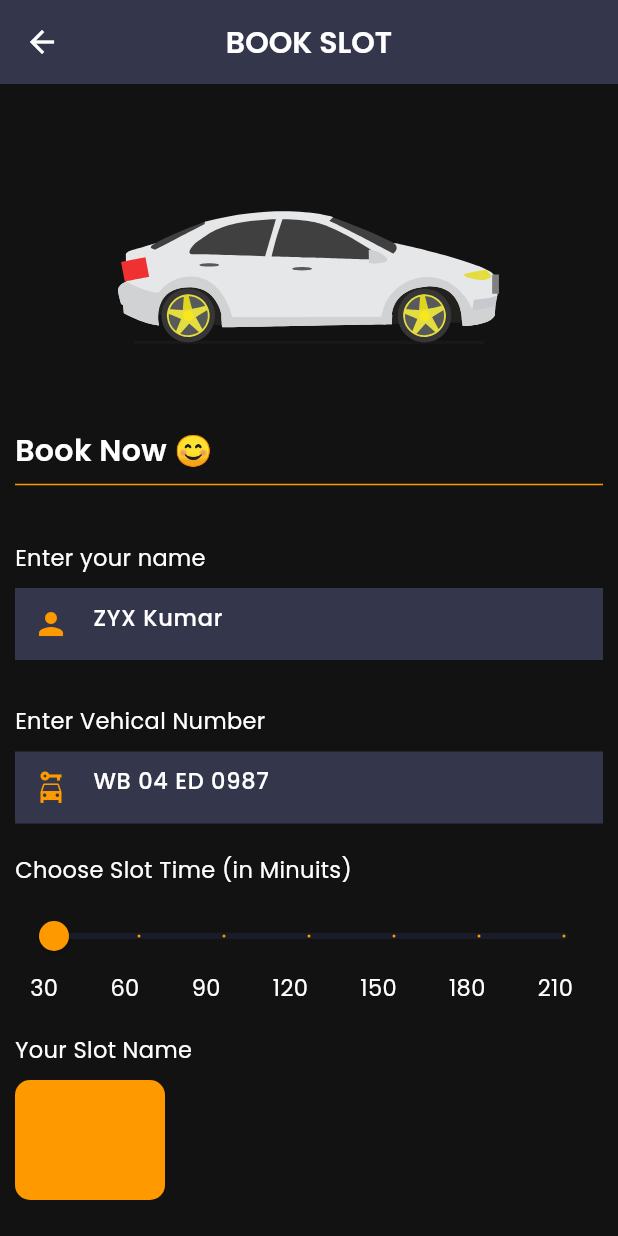
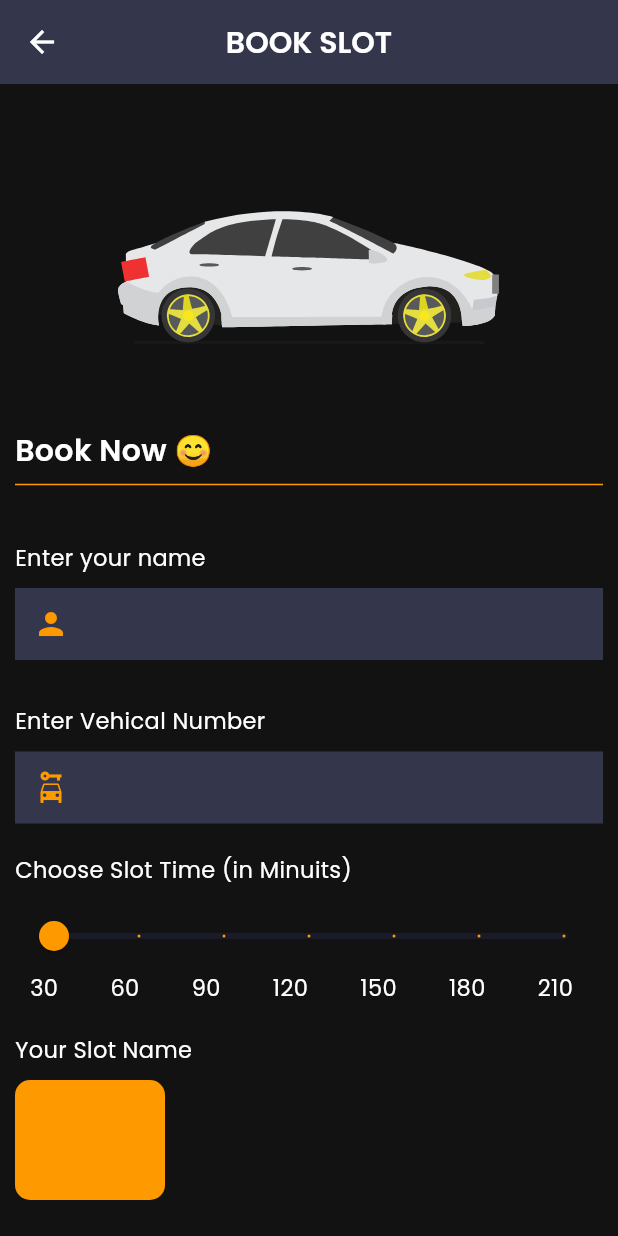
Before and after one commit to MrNitishroy/Car-Parking-System, a Flutter app: the BookingPage screen opened directly with empty values, on a phone screen of 412 x 824 dp. Run offline on Flutter 3.47's test engine with Material 3 defaults, Android fonts, the phone set to English and light mode, and no system bars; our stand-ins replace chewie, cloud_firestore, firebase_auth, firebase_core, flutter_svg, fluttertoast and 4 more; missing offline and left inert: another_dashed_container; accounts and stored records are empty.

Commit message:
Rename hint text and respell parking time

```diff
--- a/lib/Pages/BookingPage/BookingPage.dart
+++ b/lib/Pages/BookingPage/BookingPage.dart
@@ -83,7 +83,7 @@ class BookingPage extends StatelessWidget {
                           Icons.person,
                           color: Theme.of(context).colorScheme.primary,
                         ),
-                        hintText: "ZYX Kumar",
+                        hintText: " ",
                       ),
                     ),
                   )
@@ -112,7 +112,7 @@ class BookingPage extends StatelessWidget {
                           Icons.car_rental,
                           color: Theme.of(context).colorScheme.primary,
                         ),
-                        hintText: "WB 04 ED 0987",
+                        hintText: " ",
                       ),
                     ),
                   )
--- a/lib/Pages/ProfilePage/ProfilePage.dart
+++ b/lib/Pages/ProfilePage/ProfilePage.dart
@@ -143,7 +143,7 @@ class ProfilePage extends StatelessWidget {
                                                 ),
                                                 SizedBox(height: 10),
                                                 Text(
-                                                  "Paking Time",
+                                                  "Parking Time",
                                                   style: Theme.of(context)
                                                       .textTheme
                                                       .labelSmall,
```
